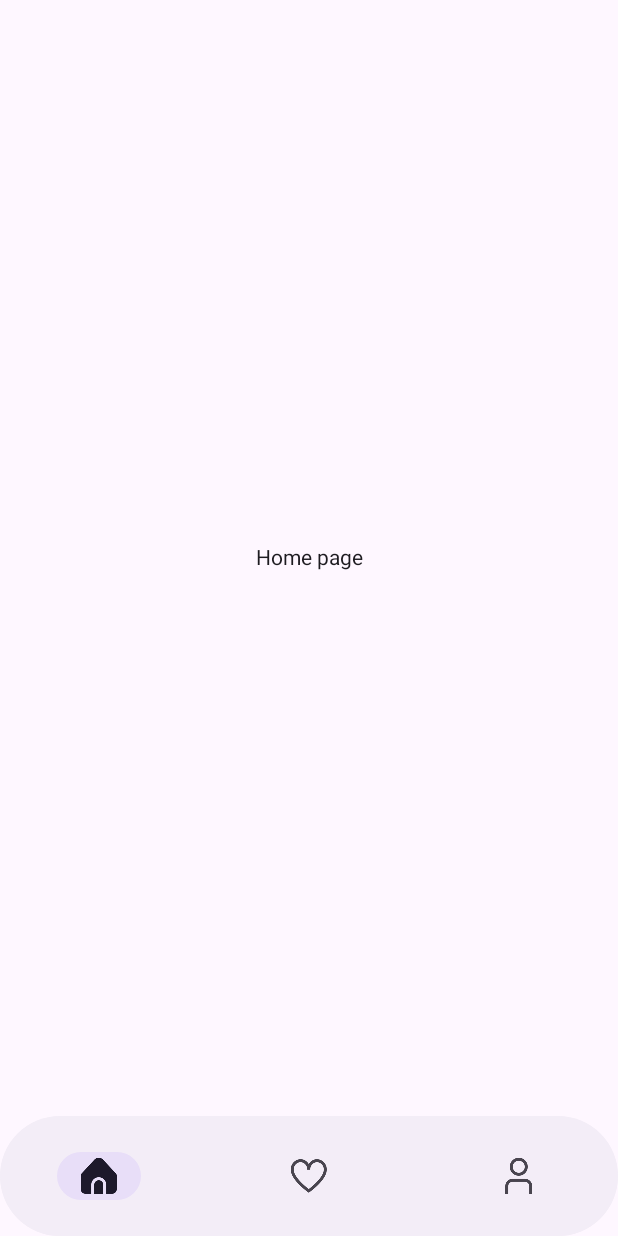
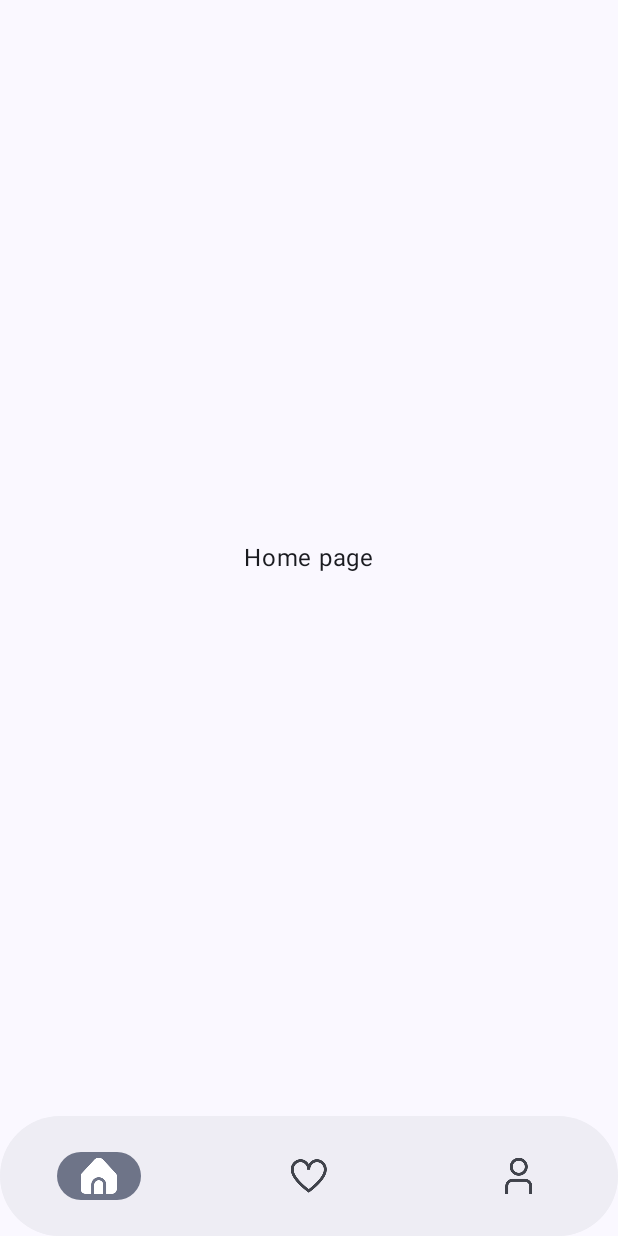
Before and after one commit to nmq2812/Stravel, an Android app built with Jetpack Compose: the screen it shows after launch (MainActivity), on a phone screen of 412 x 824 dp. Run offline under Robolectric (Android 15) with nearby library versions, the phone set to English and light mode, and no system bars.

Commit message:
change color

```diff
--- a/app/src/main/java/com/example/stravel/MainActivity.kt
+++ b/app/src/main/java/com/example/stravel/MainActivity.kt
@@ -15,7 +15,9 @@ class MainActivity : ComponentActivity() {
         super.onCreate(savedInstanceState)
 
        setContent {
-           Greeting(name = "Stravel")
+           StravelTheme {
+               Greeting("Android")
+           }
        }
     }
 }
--- a/app/src/main/java/com/example/stravel/ui/theme/Theme.kt
+++ b/app/src/main/java/com/example/stravel/ui/theme/Theme.kt
@@ -16,15 +16,15 @@ import androidx.compose.ui.platform.LocalView
 import androidx.core.view.WindowCompat
 
 private val DarkColorScheme = darkColorScheme(
-    primary = Purple80,
-    secondary = PurpleGrey80,
-    tertiary = Pink80
+    primary = CardColor,
+    secondary = CardColor,
+    tertiary = CardColor
 )
 
 private val LightColorScheme = lightColorScheme(
-    primary = Purple40,
-    secondary = PurpleGrey40,
-    tertiary = Pink40
+    primary = CardColor,
+    secondary = CardColor,
+    tertiary = CardColor
 
     /* Other default colors to override
     background = Color(0xFFFFFBFE),
--- a/app/src/main/res/drawable/heart_24.xml
+++ b/app/src/main/res/drawable/heart_24.xml
@@ -1 +1 @@
-<vector xmlns:android="http://schemas.android.com/apk/res/android" android:width="24dp" android:height="24dp" android:viewportWidth="24" android:viewportHeight="24" android:tint="?attr/colorControlNormal"><path android:fillColor="@android:color/white" android:pathData="M17.5,1.917a6.4,6.4,0,0,0-5.5,3.3,6.4,6.4,0,0,0-5.5-3.3A6.8,6.8,0,0,0,0,8.967c0,4.547,4.786,9.513,8.8,12.88a4.974,4.974,0,0,0,6.4,0C19.214,18.48,24,13.514,24,8.967A6.8,6.8,0,0,0,17.5,1.917Z"/></vector>
+<vector xmlns:android="http://schemas.android.com/apk/res/android" android:width="24dp" android:height="24dp" android:viewportWidth="24" android:viewportHeight="24" android:tint="?attr/colorControlNormal"><path android:fillColor="@android:color/holo_blue_light" android:pathData="M17.5,1.917a6.4,6.4,0,0,0-5.5,3.3,6.4,6.4,0,0,0-5.5-3.3A6.8,6.8,0,0,0,0,8.967c0,4.547,4.786,9.513,8.8,12.88a4.974,4.974,0,0,0,6.4,0C19.214,18.48,24,13.514,24,8.967A6.8,6.8,0,0,0,17.5,1.917Z"/></vector>
```
Also changed, not shown: app/src/main/java/com/example/stravel/ui/theme/Color.kt (+1 -9 lines).
